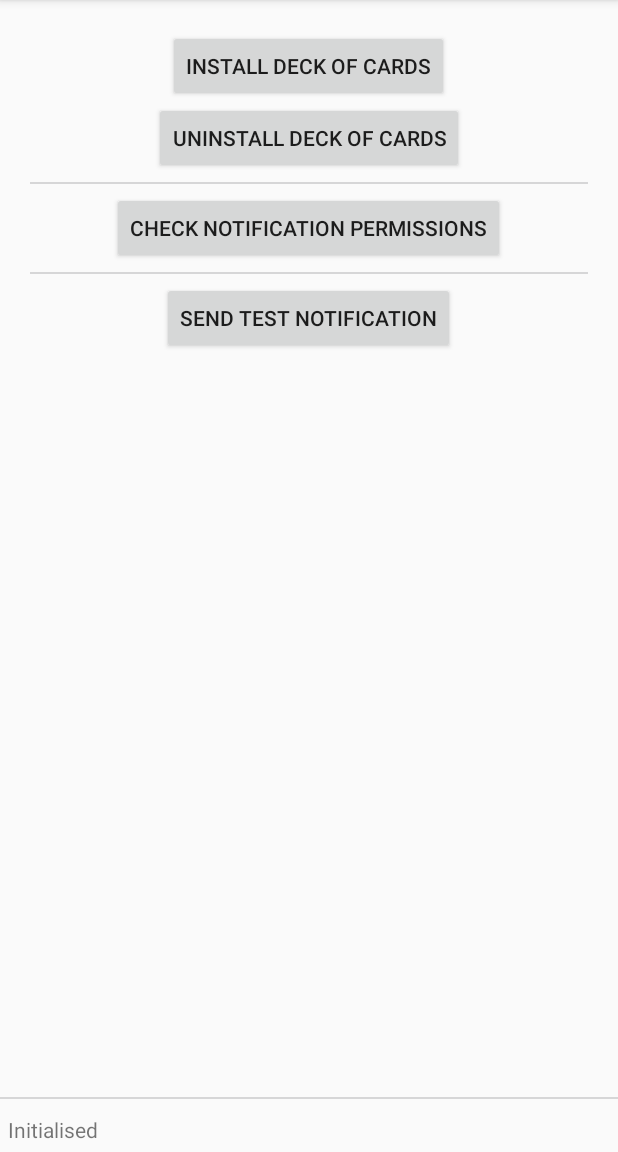
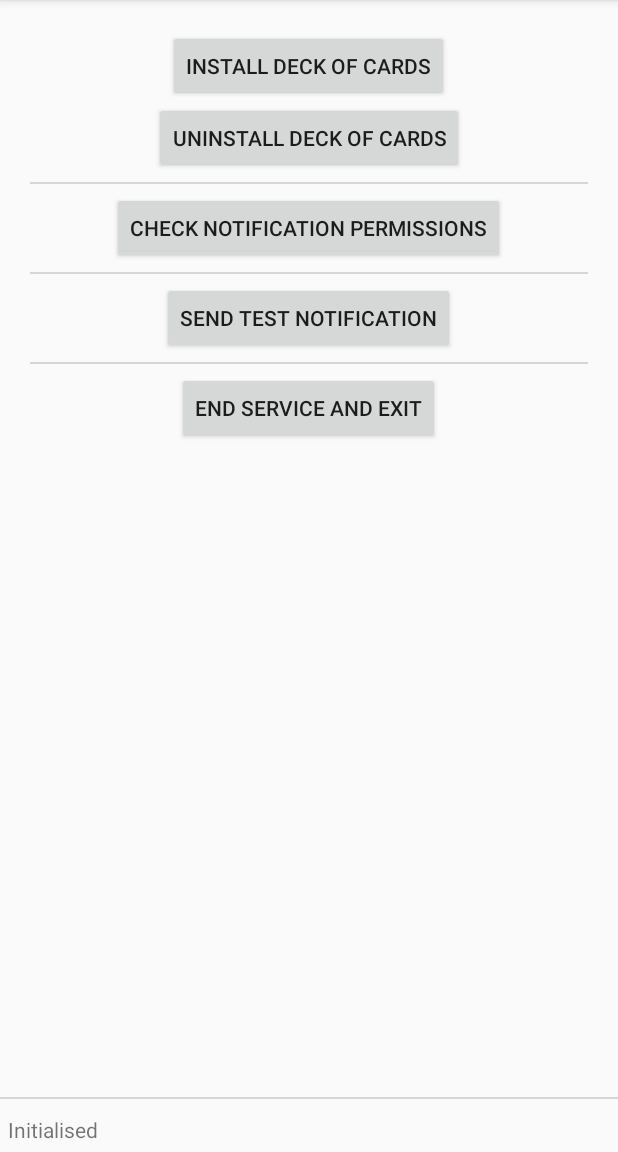
Before and after one commit to alaintxu/toq_alternative_notifications, an Android app: the screen it shows after launch (ToqAlternativeNotifications), on a phone screen of 412 x 824 dp, the part 84-1236 px from its top. Run offline under Robolectric (Android 15) with nearby library versions, the phone set to English and light mode, and no system bars; libraries missing offline, so code that uses them is left out: com.qualcomm.toq; 16 statements that could not run were skipped.

Commit message:
NotificationListener as service -Stais sending notifications when the app is closed -Enable destroing Toq communication. -Cannot destroy Notification Listener Service yet

```diff
--- a/app/src/main/java/eus/alaintxu/toq_alternative_notifications/toq/ToqInterface.java
+++ b/app/src/main/java/eus/alaintxu/toq_alternative_notifications/toq/ToqInterface.java
@@ -127,7 +127,7 @@ public class ToqInterface {
             deckOfCardsManager.sendNotification(notification);
         }
         catch (RemoteDeckOfCardsException e){
-            Toast.makeText(activity, activity.getString(R.string.error_sending_notification), Toast.LENGTH_SHORT).show();
+            //Toast.makeText(activity, activity.getString(R.string.error_sending_notification), Toast.LENGTH_SHORT).show();
             Log.e("ToqAN", "ToqAN.sendNotification - error sending notification", e);
         }
     }
@@ -164,7 +164,7 @@ public class ToqInterface {
         }
     }
 
-    public void stop(){
+    public void destroy(){
 
         // Unregister toq app state receiver
         unregisterStateReceiver();
@@ -172,9 +172,6 @@ public class ToqInterface {
         // Remove listeners
         deckOfCardsManager.removeDeckOfCardsManagerListener(deckOfCardsManagerListener);
         deckOfCardsManager.removeDeckOfCardsEventListener(deckOfCardsEventListener);
-    }
-
-    public void destroy(){
 
         deckOfCardsManager.disconnect();
     }
--- a/app/src/main/res/layout/main.xml
+++ b/app/src/main/res/layout/main.xml
@@ -49,12 +49,25 @@
 
             <Button
                 android:id="@+id/send_notification_button"
-                style="?android:attr/buttonStyleSmall"
                 android:layout_height="wrap_content"
                 android:layout_width="wrap_content"
                 android:layout_gravity="center_horizontal"
                 android:onClick="uiButtonClicked"
                 android:text="@string/send_notification_button" />
+            <View
+                android:background="@drawable/divider"
+                android:layout_width="fill_parent"
+                android:layout_marginTop="5dp"
+                android:layout_marginBottom="5dp"
+                android:layout_height="1dp" />
+
+            <Button
+                android:id="@+id/end_service_button"
+                android:layout_height="wrap_content"
+                android:layout_width="wrap_content"
+                android:layout_gravity="center_horizontal"
+                android:onClick="uiButtonClicked"
+                android:text="@string/end_service_button" />
 
         </LinearLayout>
 
--- a/app/src/main/res/values/strings.xml
+++ b/app/src/main/res/values/strings.xml
@@ -10,6 +10,7 @@
     <string name="doc_uninstall_button">Uninstall Deck of Cards</string>
     <string name="doc_check_permissions">Check Notification Permissions</string>
     <string name="send_notification_button">Send test notification</string>
+    <string name="end_service_button">End Service and exit</string>
 
     <!-- Status -->
     <string name="status_connecting">Connecting&#8230;</string>
```
Also changed, not shown: app/src/main/AndroidManifest.xml (+13 -8 lines), app/src/main/java/eus/alaintxu/toq_alternative_notifications/ToqAlternativeNotifications.java (+9 -22 lines), app/src/main/res/menu/main.xml (deleted, +0 -12 lines).
